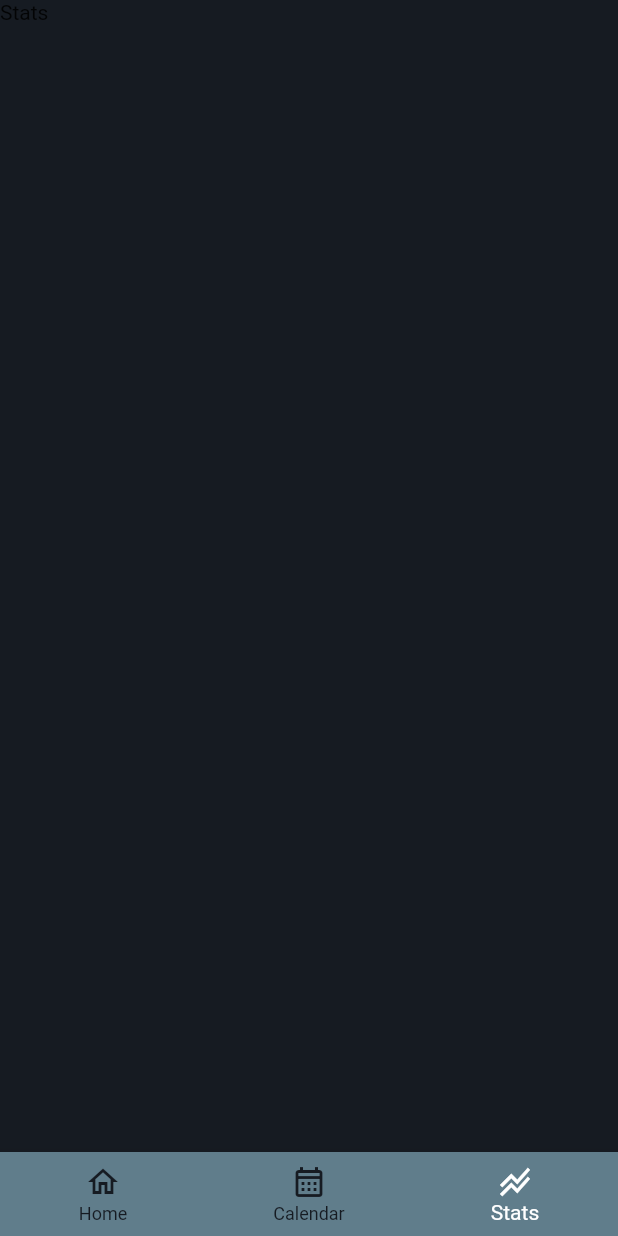
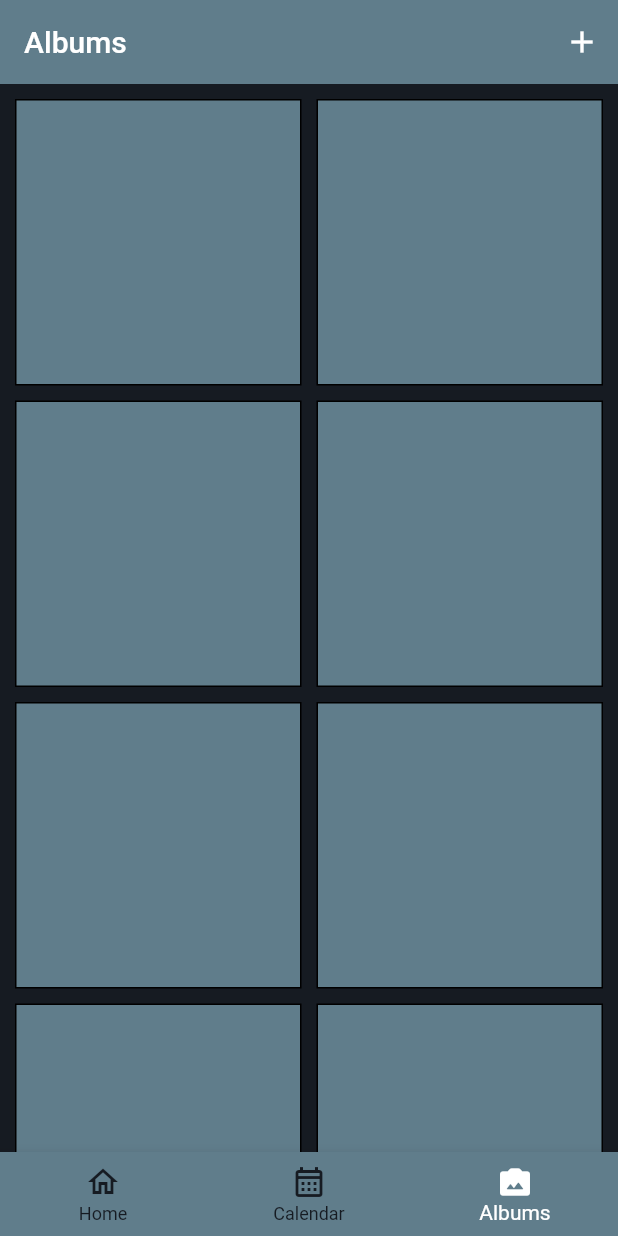
Before and after one commit to sicfran774/DayNote, a Flutter app: the screen it shows after launch, item 3 of the bottom bar chosen, on a phone screen of 412 x 824 dp. Run offline on Flutter 3.47's test engine with Material 2 defaults, Android fonts, the phone set to English and light mode, and no system bars; our stand-ins replace firebase_core, firebase_storage, image_picker, tuple; missing offline and left inert: flutter_quill; accounts and stored records are empty.

Commit message:
Simple UI for albums screen

```diff
--- /dev/null
+++ b/lib/screens/album.dart
@@ -0,0 +1,45 @@
+import 'package:day_note/spec/color_styles.dart';
+import 'package:flutter/material.dart';
+
+class AlbumScreen extends StatelessWidget {
+  const AlbumScreen({super.key});
+
+  @override
+  Widget build(BuildContext context) {
+    return Scaffold(
+        body: CustomScrollView(
+      slivers: [
+        SliverAppBar(
+          floating: true,
+          title: const Text("Albums"),
+          actions: [IconButton(onPressed: () {}, icon: const Icon(Icons.add))],
+        ),
+        SliverPadding(
+          padding: const EdgeInsets.all(10),
+          sliver: SliverGrid.count(
+            mainAxisSpacing: 10,
+            crossAxisSpacing: 10,
+            crossAxisCount: 2,
+            children: [
+              albumCell(),
+              albumCell(),
+              albumCell(),
+              albumCell(),
+              albumCell(),
+              albumCell(),
+              albumCell(),
+              albumCell(),
+              albumCell()
+            ],
+          ),
+        ),
+      ],
+    ));
+  }
+
+  Widget albumCell() {
+    return Container(
+      decoration: BoxDecoration(border: Border.all(), color: primaryAppColor),
+    );
+  }
+}
--- a/lib/screens/components/bottom_bar.dart
+++ b/lib/screens/components/bottom_bar.dart
@@ -1,7 +1,7 @@
 import 'package:day_note/spec/color_styles.dart';
 import 'package:flutter/material.dart';
 import 'package:day_note/screens/calendar.dart';
-import 'package:day_note/screens/stats.dart';
+import 'package:day_note/screens/album.dart';
 
 import '../home.dart';
 
@@ -18,7 +18,7 @@ class _BottomBarState extends State<BottomBar> {
   static final List<Widget> _screens = <Widget>[
     const HomeScreen(),
     const CalendarScreen(),
-    const StatsScreen(),
+    const AlbumScreen(),
   ];
 
   void _onItemTapped(int index) {
@@ -47,9 +47,9 @@ class _BottomBarState extends State<BottomBar> {
                 label: "Calendar",
                 activeIcon: Icon(Icons.calendar_month)),
             BottomNavigationBarItem(
-                icon: Icon(Icons.stacked_line_chart_outlined),
-                label: "Stats",
-                activeIcon: Icon(Icons.stacked_line_chart)),
+                icon: Icon(Icons.photo_camera_back_outlined),
+                label: "Albums",
+                activeIcon: Icon(Icons.photo_camera_back_rounded)),
           ],
         ));
   }
--- a/lib/screens/components/daynote/photo_display.dart
+++ b/lib/screens/components/daynote/photo_display.dart
@@ -87,12 +87,14 @@ class _PhotoDisplayState extends State<PhotoDisplay> {
 
     imageCache.clear();
     renameDayNotes(hasNote);
+
+    showSnackBarAlert("Deleted DayNote");
   }
 
   void renameDayNotes(List<bool> hasNote) async {
     List<FileSystemEntity> photos = await directories(0); //get photo array
 
-    int index = 0, noteIndex = 0;
+    int index = 0;
     for (var photo in photos) {
       String photoIndex = photo.toString().split('/')[8].split('.')[0];
       photo.renameSync(GetFile.path(date, 'photo', index: index));
@@ -125,6 +127,15 @@ class _PhotoDisplayState extends State<PhotoDisplay> {
     setState(() {
       page = 0;
     });
+
+    showSnackBarAlert("Deleted all DayNotes");
+  }
+
+  void showSnackBarAlert(String msg) {
+    ScaffoldMessenger.of(context).showSnackBar(SnackBar(
+      content: Text(msg),
+      duration: const Duration(seconds: 1),
+    ));
   }
 
   Future choosePhoto(ImageSource source, int index) async {
--- a/lib/screens/stats.dart
+++ /dev/null
@@ -1,10 +0,0 @@
-import 'package:flutter/material.dart';
-
-class StatsScreen extends StatelessWidget {
-  const StatsScreen({super.key});
-
-  @override
-  Widget build(BuildContext context) {
-    return Scaffold(body: Text("Stats"));
-  }
-}
```
